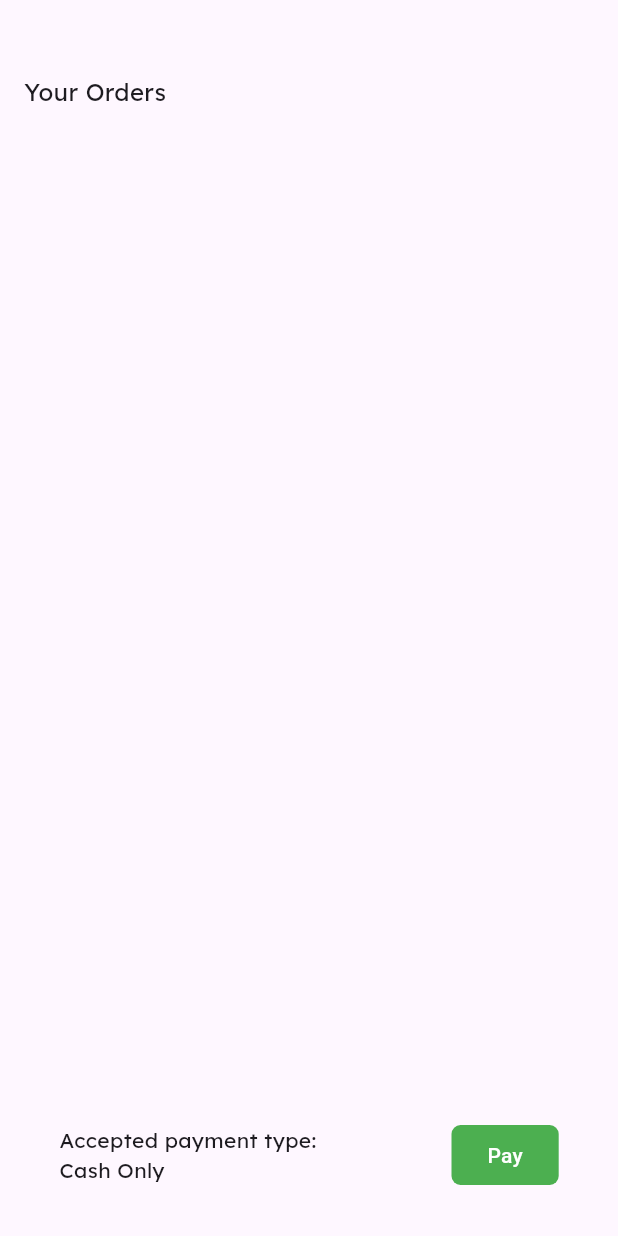
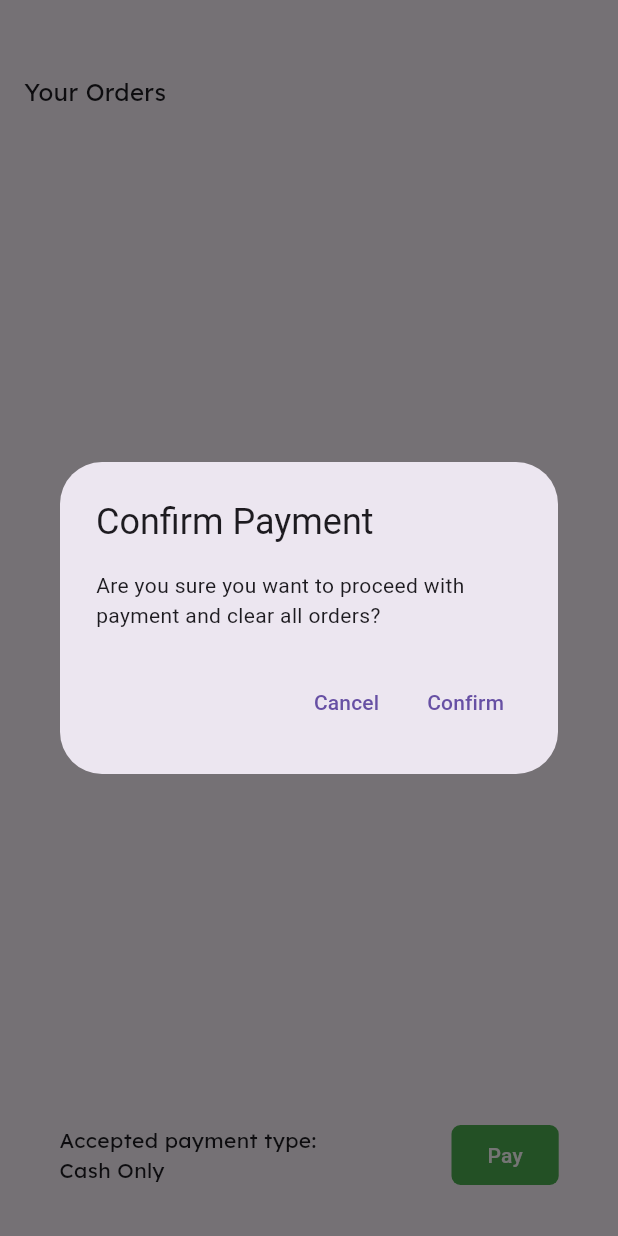
Before and after one commit to M2NVMe/globalfoodflutter, a Flutter app: the ordersFragment screen opened directly, after a tap on "Pay", on a phone screen of 412 x 824 dp. Run offline on Flutter 3.47's test engine with Material 3 defaults, Android fonts, the phone set to English and light mode, and no system bars; our stand-ins replace get, sqflite; accounts and stored records are empty.

Commit message:
[BBW] add/fix

```diff
--- a/lib/Pages/Menus/orders.dart
+++ b/lib/Pages/Menus/orders.dart
@@ -13,7 +13,6 @@ class ordersFragment extends StatelessWidget {
   Widget build(BuildContext context) {
     final DatabaseHelper datas = Get.put(DatabaseHelper());
 
-    // Ensure orders are loaded when the fragment is first built
     datas.loadOrders();
 
     return Scaffold(
@@ -39,18 +38,16 @@ class ordersFragment extends StatelessWidget {
                     itemCount: datas.orders.length,
                     itemBuilder: (context, index) {
                       final item = datas.orders[index];
-
-                      // Ensure that the map contains all keys before accessing them
                       return Padding(
                         padding: const EdgeInsets.symmetric(vertical: 8.0, horizontal: 10),
                         child: Foodlisticonbutton(
-                          image: item['image'] ?? '', // Use null-aware operators
+                          image: item['image'] ?? '',
                           title: item['title'] ?? '',
                           description: item['description'] ?? '',
                           buttonColor: Colors.redAccent,
                           onButtonPressed: () {
                             if (item['id'] != null) {
-                              datas.deleteOrder(item['id']); // Ensure ID is not null
+                              datas.deleteOrder(item['id']);
                             }
                           },
                         ),
@@ -79,7 +76,7 @@ class ordersFragment extends StatelessWidget {
                     textColor: Colors.white,
                     radius: 6,
                     elevation: 0,
-                    onPressed: () => datas.clearOrders(),
+                    onPressed: () {dialogBuy(context, datas);},
                   ),
                   Expanded(child: Container()),
                 ],
@@ -91,4 +88,31 @@ class ordersFragment extends StatelessWidget {
       ),
     );
   }
+
+  void dialogBuy(BuildContext context, DatabaseHelper datas) {
+    showDialog(
+      context: context,
+      builder: (BuildContext context) {
+        return AlertDialog(
+          title: Text('Confirm Payment'),
+          content: Text('Are you sure you want to proceed with payment and clear all orders?'),
+          actions: <Widget>[
+            TextButton(
+              child: Text('Cancel'),
+              onPressed: () {
+                Navigator.of(context).pop();
+              },
+            ),
+            TextButton(
+              child: Text('Confirm'),
+              onPressed: () {
+                datas.clearOrders();
+                Navigator.of(context).pop();
+              },
+            ),
+          ],
+        );
+      },
+    );
+  }
 }
```
